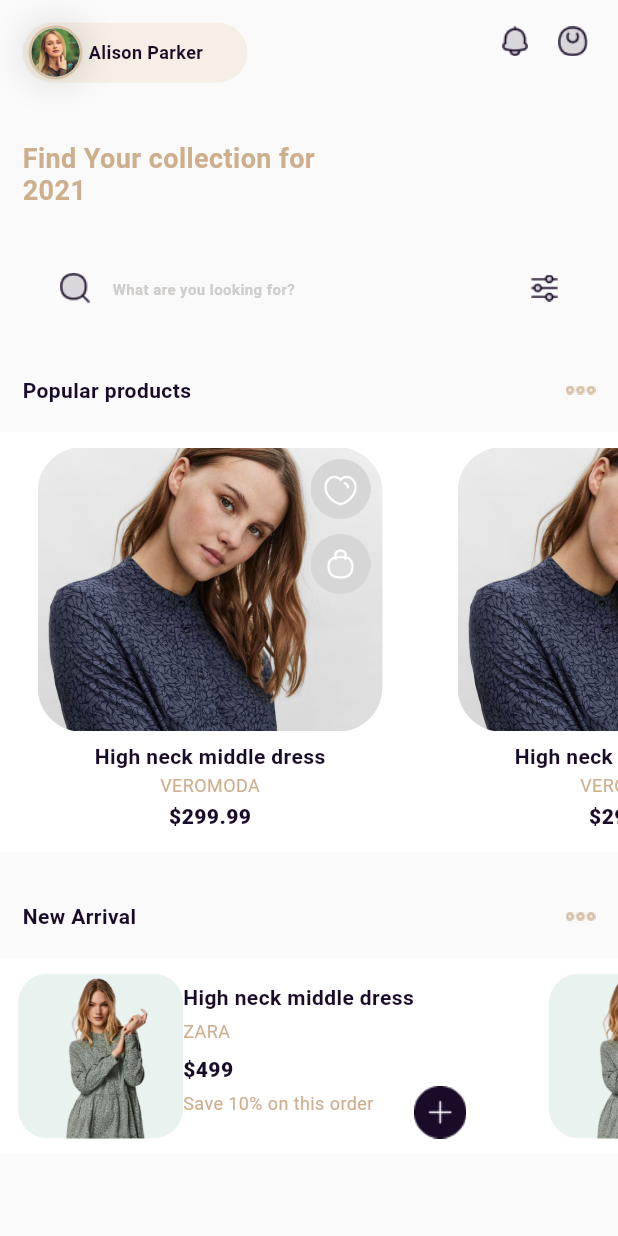
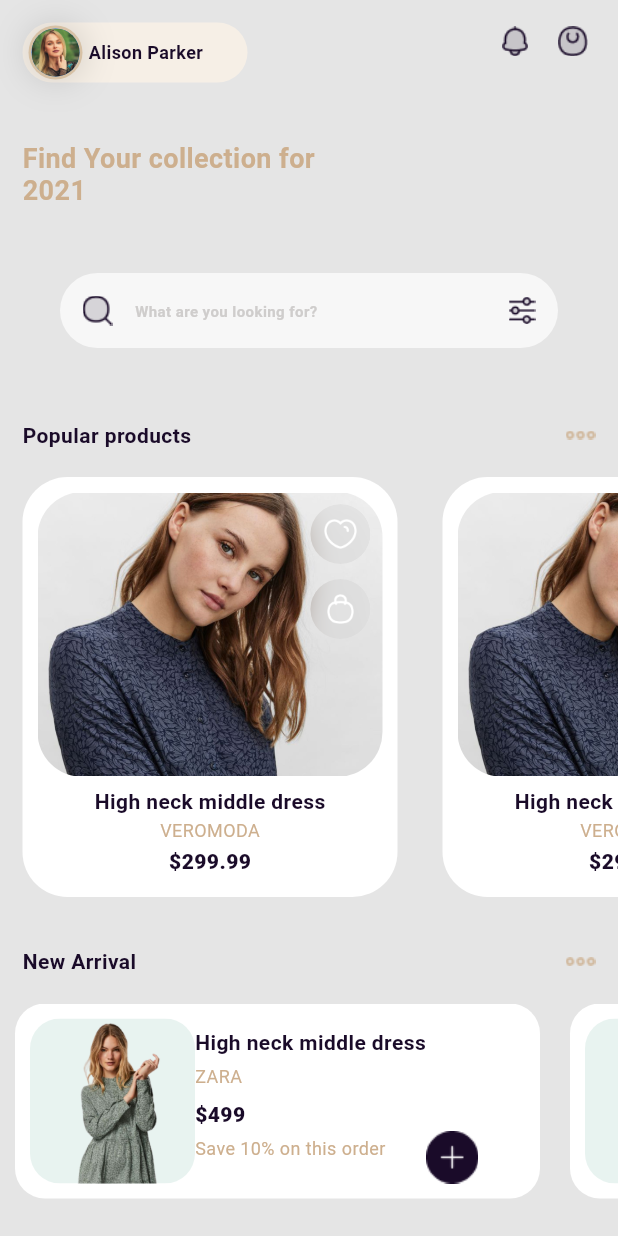
Before and after one commit to Mindinventory/FlutterMultiPlatformSample, a Flutter app: the screen it shows after launch, on a phone screen of 412 x 824 dp. Run offline on Flutter 3.47's test engine with Material 2 defaults, Android fonts, the light colour scheme and no system bars.

Commit message:
[feature] frosted icons added

```diff
--- a/lib/category_screen.dart
+++ b/lib/category_screen.dart
@@ -1,8 +1,12 @@
+import 'dart:ui';
+
 import 'package:flutter/material.dart';
+import 'package:flutter_multiplatform_sample/utils/color_utils.dart';
 import 'package:flutter_multiplatform_sample/utils/dimens.dart';
 import 'package:flutter_multiplatform_sample/utils/images.dart';
 import 'package:flutter_multiplatform_sample/widget/cream_small_text.dart';
 import 'package:flutter_multiplatform_sample/widget/cream_title_text.dart';
+import 'package:flutter_multiplatform_sample/widget/frosted_like_button.dart';
 import 'package:flutter_multiplatform_sample/widget/title_text.dart';
 import 'package:flutter_staggered_grid_view/flutter_staggered_grid_view.dart';
 
@@ -43,6 +47,7 @@ class _CategoryScreenState extends State<CategoryScreen> {
   @override
   Widget build(BuildContext context) {
     return Scaffold(
+      backgroundColor: homeScreenBackground,
       body: OrientationBuilder(
         builder: (context, orientation) {
           return SafeArea(
@@ -145,7 +150,10 @@ class _CategoryScreenState extends State<CategoryScreen> {
   }
 
   Widget _catFilteredItem(String icon, String description) {
-    return Row(
+    return Container(
+      decoration: BoxDecoration(color: searchBarBackColor, borderRadius: BorderRadius.circular(30.0)),
+      margin: EdgeInsets.symmetric(horizontal: 10),
+      child: Row(
         children: [
           Container(
             height: 50,
@@ -171,6 +179,7 @@ class _CategoryScreenState extends State<CategoryScreen> {
             width: 50,
           )
         ],
+      ),
     );
   }
 
@@ -178,7 +187,9 @@ class _CategoryScreenState extends State<CategoryScreen> {
     var _staggeredTiles = _getStaggeredTiles(orientation);
     return Expanded(
       child: Container(
-        margin: EdgeInsets.only(top: 15.0, right: 15.0, left: 15.0),
+        decoration: BoxDecoration(color: categorySectionBackground, borderRadius: BorderRadius.only(topLeft: Radius.circular(40.0), topRight: Radius.circular(40.0))),
+        padding: EdgeInsets.only(top: 20.0, right: 20.0, left: 20.0),
+        margin: EdgeInsets.only(top: 15.0),
         child: StaggeredGridView.countBuilder(
           staggeredTileBuilder: (index) {
             return _staggeredTiles[index];
@@ -207,7 +218,7 @@ class _CategoryScreenState extends State<CategoryScreen> {
                             ),
                           ),
                         ),
-                        Positioned(top: 15, right: 15, child: Image.asset(icLike, height: 30))
+                        Positioned(top: 15, right: 15, child: FrostedLikeButton())
                       ],
                     ),
                   ),
@@ -266,4 +277,5 @@ class _CategoryScreenState extends State<CategoryScreen> {
       StaggeredTile.count(1, 1.6),
     ];
   }
+
 }
--- a/lib/home_screen.dart
+++ b/lib/home_screen.dart
@@ -1,6 +1,9 @@
 import 'package:flutter/cupertino.dart';
 import 'package:flutter/material.dart';
 import 'package:flutter_multiplatform_sample/product_screen.dart';
+import 'package:flutter_multiplatform_sample/widget/frosted_like_button.dart';
+import 'package:flutter_multiplatform_sample/widget/frosted_like_button.dart';
+import 'package:flutter_multiplatform_sample/widget/frosted_lock_button.dart';
 
 import 'utils/color_utils.dart';
 import 'utils/dimens.dart';
@@ -22,6 +25,7 @@ class _HomeScreenState extends State<HomeScreen> {
   @override
   Widget build(BuildContext context) {
     return Scaffold(
+      backgroundColor: homeScreenBackground,
       body: SafeArea(
         child: SingleChildScrollView(
           child: Column(
@@ -127,6 +131,9 @@ class _HomeScreenState extends State<HomeScreen> {
   Widget _searchBox() {
     return Padding(
       padding: EdgeInsets.only(left: 40.0, right: 40.0, top: 45),
+      child: Container(
+        padding: EdgeInsets.all(15),
+        decoration: BoxDecoration(color: searchBarBackColor, borderRadius: BorderRadius.circular(30.0)),
         child: Row(
           children: [
             Image.asset(
@@ -143,6 +150,7 @@ class _HomeScreenState extends State<HomeScreen> {
               height: 18,
             )
           ],
+        ),
       ),
     );
   }
@@ -167,7 +175,6 @@ class _HomeScreenState extends State<HomeScreen> {
 
   Widget _productList() {
     return Container(
-      color: Colors.white,
       margin: EdgeInsets.symmetric(vertical: 20),
       height: 280,
       child: ListView.builder(
@@ -182,7 +189,6 @@ class _HomeScreenState extends State<HomeScreen> {
 
   Widget _newArrivalList() {
     return Container(
-      color: Colors.white,
       margin: EdgeInsets.symmetric(vertical: 20),
       height: 130,
       child: ListView.builder(
@@ -201,6 +207,7 @@ class _HomeScreenState extends State<HomeScreen> {
         Navigator.push(context, MaterialPageRoute(builder: (context) => ProductScreen()));
       },
       child: Container(
+        decoration: BoxDecoration(color: white, borderRadius: BorderRadius.circular(30.0)),
         margin: EdgeInsets.symmetric(horizontal: 15),
         padding: EdgeInsets.all(10.0),
         width: 250,
@@ -230,7 +237,8 @@ class _HomeScreenState extends State<HomeScreen> {
 
   Widget _newArrivalItem() {
     return Container(
-      margin: EdgeInsets.symmetric(horizontal: 2),
+      decoration: BoxDecoration(color: white, borderRadius: BorderRadius.circular(20.0)),
+      margin: EdgeInsets.symmetric(horizontal: 10),
       padding: EdgeInsets.all(10.0),
       width: 350,
       child: Row(
@@ -292,15 +300,9 @@ class _HomeScreenState extends State<HomeScreen> {
             padding: const EdgeInsets.only(top: 8.0, right: 8.0),
             child: Column(
               children: [
-                Image.asset(
-                  icLike,
-                  width: 40,
-                ),
+                FrostedLikeButton(),
                 SizedBox(height: 10),
-                Image.asset(
-                  icLock,
-                  width: 40,
-                )
+                FrostedLockButton()
               ],
             ),
           ),
--- a/lib/product_screen.dart
+++ b/lib/product_screen.dart
@@ -4,6 +4,7 @@ import 'package:flutter_multiplatform_sample/utils/dimens.dart';
 import 'package:flutter_multiplatform_sample/utils/images.dart';
 import 'package:flutter_multiplatform_sample/widget/cream_small_text.dart';
 import 'package:flutter_multiplatform_sample/widget/cream_title_text.dart';
+import 'package:flutter_multiplatform_sample/widget/frosted_like_button.dart';
 import 'package:flutter_multiplatform_sample/widget/hint_text.dart';
 import 'package:flutter_multiplatform_sample/widget/title_text.dart';
 
@@ -58,10 +59,7 @@ class _ProductScreenState extends State<ProductScreen> {
               height: 20.0,
             ),
           ),
-          Image.asset(
-            icLike,
-            height: 35.0,
-          ),
+          FrostedLikeButton(),
         ],
       ),
     );
--- a/lib/utils/color_utils.dart
+++ b/lib/utils/color_utils.dart
@@ -9,3 +9,7 @@ const Color hintTextColor = Color(0xFFCFCDCC);
 const Color productImageBackColor = Color(0xFFE8F3F0);
 const Color white = Color(0xFFFFFFFF);
 const Color productDetailImageBackColor = Color(0xFF5F6A6B);
+const Color searchBarBackColor = Color(0xFFF7F7F7);
+const Color homeScreenBackground= Color(0xFFE5E5E5);
+const Color categorySectionBackground= Color(0xFFF6F1E9);
+const Color frostedBackColor= Color(0xFFD6D6D6);
--- /dev/null
+++ b/lib/widget/frosted_like_button.dart
@@ -0,0 +1,23 @@
+import 'dart:ui';
+
+import 'package:flutter/material.dart';
+import 'package:flutter_multiplatform_sample/utils/color_utils.dart';
+import 'package:flutter_multiplatform_sample/utils/images.dart';
+
+class FrostedLikeButton extends StatelessWidget {
+  @override
+  Widget build(BuildContext context) {
+    return ClipRRect(
+      borderRadius: BorderRadius.circular(30.0),
+      child: BackdropFilter(
+        filter: ImageFilter.blur(sigmaX: 10.0, sigmaY: 10.0),
+        child: Container(
+          decoration: BoxDecoration(color: frostedBackColor.withOpacity(0.5), borderRadius: BorderRadius.circular(30.0)),
+          height: 40.0,
+          width: 40.0,
+          child: Image.asset(icLike),
+        ),
+      ),
+    );
+  }
+}
--- /dev/null
+++ b/lib/widget/frosted_lock_button.dart
@@ -0,0 +1,23 @@
+import 'dart:ui';
+
+import 'package:flutter/material.dart';
+import 'package:flutter_multiplatform_sample/utils/color_utils.dart';
+import 'package:flutter_multiplatform_sample/utils/images.dart';
+
+class FrostedLockButton extends StatelessWidget {
+  @override
+  Widget build(BuildContext context) {
+    return ClipRRect(
+      borderRadius: BorderRadius.circular(30.0),
+      child: BackdropFilter(
+        filter: ImageFilter.blur(sigmaX: 10.0, sigmaY: 10.0),
+        child: Container(
+          decoration: BoxDecoration(color: frostedBackColor.withOpacity(0.5), borderRadius: BorderRadius.circular(30.0)),
+          height: 40.0,
+          width: 40.0,
+          child: Image.asset(icLock),
+        ),
+      ),
+    );
+  }
+}
```
Also changed, not shown: assets/fonts/Averta W01 Semibold.ttf (added), assets/images/2.0x/ic_like.png, assets/images/2.0x/ic_lock.png, assets/images/3.0x/ic_like.png, assets/images/3.0x/ic_lock.png, assets/images/ic_like.png, assets/images/ic_lock.png. Lines whose indentation alone changed are shown as unchanged.
